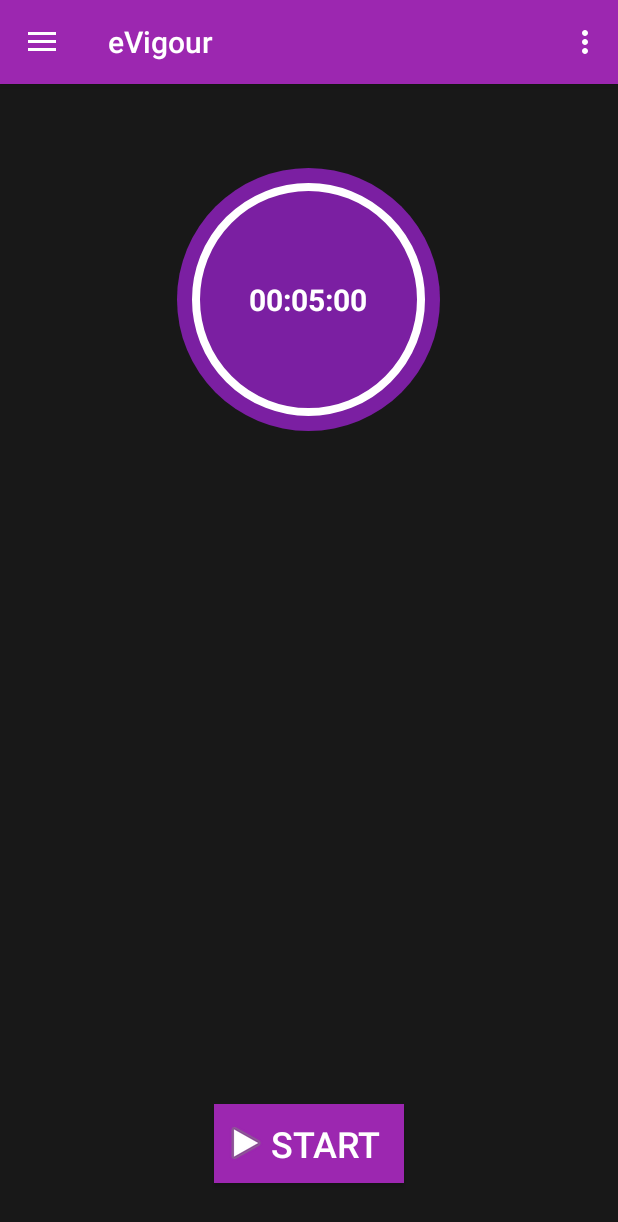
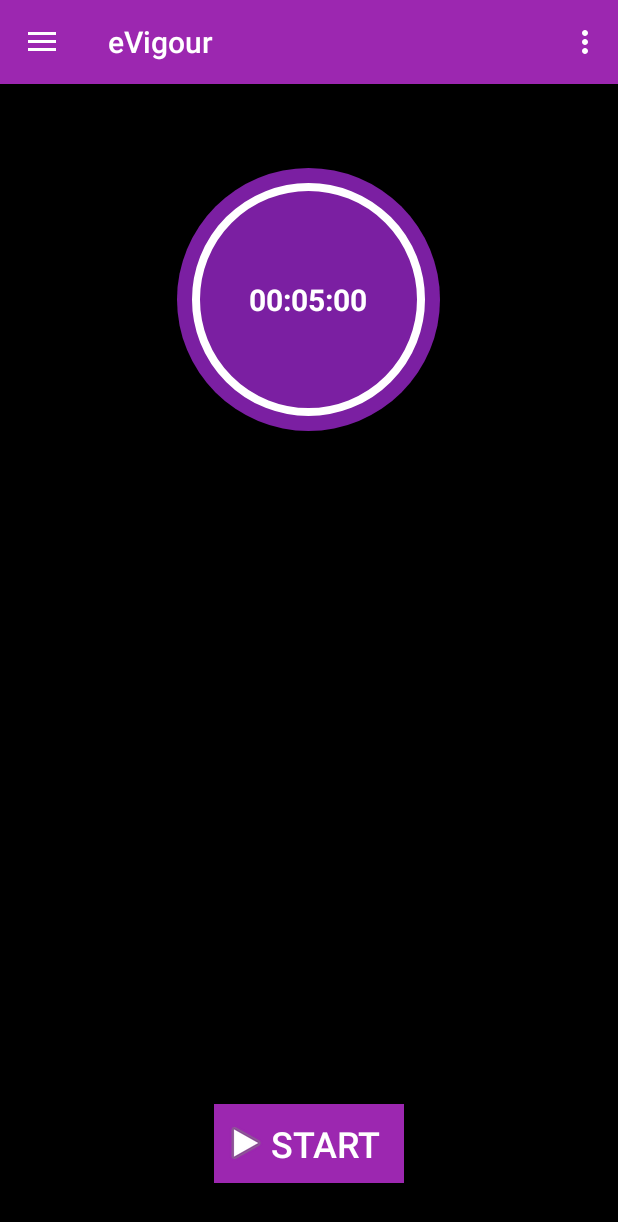
Before and after one commit to andela-shassan/eVigour, an Android app: the screen it shows after launch (MainActivity), on a phone screen of 412 x 824 dp. Shown: the top 1222 px of the screen. Run offline under Robolectric (Android 15) with nearby library versions, the phone set to English and light mode, and no system bars; libraries missing offline, so code that uses them is left out: nl.qbusict.cupboard; 3 statements that could not run were skipped.

Commit message:
Add the necessary Style, String, Color  and other files

```diff
--- a/app/build.gradle
+++ b/app/build.gradle
@@ -20,6 +20,11 @@ android {
         }
     }
 }
+
+repositories {
+    maven { url "https://jitpack.io" }
+}
+
 
 //robolectric testing companion
 repositories {
@@ -46,4 +51,5 @@ dependencies {
     compile 'com.github.bumptech.glide:glide:3.6.0'
     compile 'com.diogobernardino:williamchart:2.2'
     compile 'com.jjoe64:graphview:4.0.1'
+    compile 'com.github.PhilJay:MPAndroidChart:v2.2.3'
 }
--- a/app/src/main/res/layout/activity_main.xml
+++ b/app/src/main/res/layout/activity_main.xml
@@ -1,11 +1,13 @@
 <?xml version="1.0" encoding="utf-8"?>
-<android.support.v4.widget.DrawerLayout xmlns:android="http://schemas.android.com/apk/res/android"
+<android.support.v4.widget.DrawerLayout
+    xmlns:android="http://schemas.android.com/apk/res/android"
     xmlns:app="http://schemas.android.com/apk/res-auto"
     xmlns:tools="http://schemas.android.com/tools"
     android:id="@+id/drawer_layout"
     android:layout_width="match_parent"
     android:layout_height="match_parent"
     android:fitsSystemWindows="true"
+    android:background="#99000000"
     tools:openDrawer="start">
 
     <include
@@ -15,11 +17,16 @@
 
     <android.support.design.widget.NavigationView
         android:id="@+id/nav_view"
-        android:layout_width="wrap_content"
+        app:itemTextColor="@color/eVigourPrimaryText"
+        android:layout_width="275dp"
         android:layout_height="match_parent"
         android:layout_gravity="start"
         android:fitsSystemWindows="true"
         app:headerLayout="@layout/nav_header_main"
+        app:itemIconTint="@color/colorPrimary"
         app:menu="@menu/activity_main_drawer" />
 
 </android.support.v4.widget.DrawerLayout>
+<!--
+
+    android:background="#B3000000"-->
--- a/app/src/main/res/layout/content_main.xml
+++ b/app/src/main/res/layout/content_main.xml
@@ -5,7 +5,6 @@
     xmlns:tools="http://schemas.android.com/tools"
     android:layout_width="match_parent"
     android:layout_height="match_parent"
-    android:background="#E6000000"
     android:paddingBottom="@dimen/activity_vertical_margin"
     android:paddingLeft="@dimen/activity_horizontal_margin"
     android:paddingRight="@dimen/activity_horizontal_margin"
@@ -46,14 +45,14 @@
         android:id="@+id/start_btn"
         android:layout_width="wrap_content"
         android:layout_height="wrap_content"
-        android:text="Start"
+        android:text="START"
         android:background="@color/colorPrimary"
         android:textSize="24sp"
         android:paddingRight="16dp"
         android:paddingEnd="16dp"
         android:paddingTop="10dp"
         android:paddingBottom="10dp"
-        android:textColor="@color/primary_text"
+        android:textColor="@color/eVigourPrimaryText"
         android:paddingLeft="5dp"
         android:hapticFeedbackEnabled="true"
         android:layout_marginBottom="25dp"
@@ -67,14 +66,14 @@
         android:id="@+id/cancel_btn"
         android:layout_width="wrap_content"
         android:layout_height="wrap_content"
-        android:text=" Cancel"
+        android:text=" CANCEL"
         android:background="#ff0000"
         android:textSize="24sp"
         android:paddingRight="16dp"
         android:paddingEnd="16dp"
         android:paddingTop="10dp"
         android:paddingBottom="10dp"
-        android:textColor="@color/primary_text"
+        android:textColor="@color/eVigourPrimaryText"
         android:paddingLeft="5dp"
         android:visibility="gone"
         android:hapticFeedbackEnabled="true"
@@ -89,8 +88,8 @@
         android:id="@+id/done_btn"
         android:layout_width="wrap_content"
         android:layout_height="wrap_content"
-        android:text=" Done "
-        android:background="@color/primary_text"
+        android:text=" DONE "
+        android:background="@color/eVigourPrimaryText"
         android:textSize="24sp"
         android:paddingRight="16dp"
         android:paddingEnd="16dp"
--- a/app/src/main/res/layout/number_picker.xml
+++ b/app/src/main/res/layout/number_picker.xml
@@ -15,3 +15,7 @@
     </NumberPicker>
 
 </LinearLayout>
+
+<!--
+
+    android:background="#E6000000"-->
--- a/app/src/main/res/menu/activity_main_drawer.xml
+++ b/app/src/main/res/menu/activity_main_drawer.xml
@@ -10,10 +10,6 @@
             android:id="@+id/nav_settings"
             android:icon="@drawable/settings"
             android:title="Settings" />
-        <item
-            android:id="@+id/nav_help"
-            android:icon="@drawable/help"
-            android:title="Help" />
     </group>
 
 
--- a/app/src/main/res/menu/main.xml
+++ b/app/src/main/res/menu/main.xml
@@ -5,5 +5,6 @@
         android:id="@+id/action_settings"
         android:orderInCategory="100"
         android:title="@string/action_settings"
+        android:icon="@drawable/action_settings"
         app:showAsAction="never" />
 </menu>
--- a/app/src/main/res/values-v21/styles.xml
+++ b/app/src/main/res/values-v21/styles.xml
@@ -1,9 +1,20 @@
 <resources>>
 
-    <style name="AppTheme.NoActionBar">
+    <style name="AppTheme.NoActionBar" parent="Theme.AppCompat.DayNight.DarkActionBar">
         <item name="windowActionBar">false</item>
         <item name="windowNoTitle">true</item>
         <item name="android:windowDrawsSystemBarBackgrounds">true</item>
         <item name="android:statusBarColor">@android:color/transparent</item>
     </style>
+
+    <style name="AppTheme" parent="AppTheme">
+        <!-- Customize your theme here. -->
+        <item name="colorPrimary">@color/colorPrimary</item>
+        <item name="colorPrimaryDark">@color/colorPrimaryDark</item>
+        <item name="colorAccent">@color/colorAccent</item>
+        <item name="android:colorForeground">@color/foreground_material_light</item>
+        <item name="android:colorBackground">@color/background_material_light</item>
+        <item name="android:textColorPrimary">@color/abc_primary_text_material</item>
+        <item name="android:windowBackground">@color/colorBackground</item>
+    </style>
 </resources>
--- a/app/src/main/res/values/colors.xml
+++ b/app/src/main/res/values/colors.xml
@@ -4,8 +4,15 @@
     <color name="colorPrimaryDark">#7B1FA2</color>
     <color name="primary_light">#E1BEE7</color>
     <color name="colorAccent">#448AFF</color>
-    <color name="primary_text">#FFFFFF</color>
+    <color name="primary_text">#000000</color>
     <color name="secondary_text">#727272</color>
-    <color name="icons">#FFFFFF</color>
-    <color name="divider">#B6B6B6</color>
+    <color name="background_material_light">#fafafa</color>
+    <color name="colorBackground">#d9000000</color>
+    <color name="eVigourColorPrimary">#9c27b0</color>
+    <color name="eVigourColorPrimaryDark">#7b1fa2</color>
+    <color name="eVigourColorAccent">#448aff</color>
+    <color name="eVigourBackground">#e6000000</color>
+    <color name="eVigourPrimaryText">#FFFFFF</color>
+    <color name="eVigourPrimaryTextInverse">#000000</color>
+    <color name="foreground_material_dark">#0d0c0c</color>
 </resources>
--- a/app/src/main/res/values/strings.xml
+++ b/app/src/main/res/values/strings.xml
@@ -45,6 +45,8 @@
     <string name="pref_title_vibrate">Vibrate</string>
     <string name="pref_number_of_push_up_title">Number of Push Up</string>
     <string name="pref_push_up_duration_default">5</string>
-    <string name="pref_daily_reminder">Daily Reminder</string>
+    <string name="pref_daily_reminder">Remind Me</string>
     <string name="evigour_default_ringtone">content://settings/system/notification_sound</string>
+    <string name="pref_push_up_reminder_default">1</string>
+    <string name="pref_push_up_reminder_interval">Reminder Interval</string>
 </resources>
--- a/app/src/main/res/values/styles.xml
+++ b/app/src/main/res/values/styles.xml
@@ -6,15 +6,41 @@
         <item name="colorPrimary">@color/colorPrimary</item>
         <item name="colorPrimaryDark">@color/colorPrimaryDark</item>
         <item name="colorAccent">@color/colorAccent</item>
+        <item name="android:popupMenuStyle">@style/PopupMenuListView</item>
     </style>
 
-    <style name="AppTheme.NoActionBar">
+    <style name="AppTheme.NoActionBar" parent="Theme.AppCompat.Light.DarkActionBar">
         <item name="windowActionBar">false</item>
         <item name="windowNoTitle">true</item>
     </style>
 
-    <style name="AppTheme.AppBarOverlay" parent="ThemeOverlay.AppCompat.Dark.ActionBar" />
+    <style name="AppTheme.eOthers" parent="eVigour.Theme">
+        <item name="windowActionBar">false</item>
+        <item name="windowNoTitle">true</item>
+    </style>
 
-    <style name="AppTheme.PopupOverlay" parent="ThemeOverlay.AppCompat.Light" />
+    <style name="AppTheme.AppBarOverlay" parent="ThemeOverlay.AppCompat.Dark.ActionBar" >
+        <item name="android:popupBackground">@android:color/background_dark</item>
+    </style>
+
+    <style name="AppTheme.PopupOverlay" parent="ThemeOverlay.AppCompat.Light" >
+        <item name="android:popupBackground">@android:color/background_dark</item>
+    </style>
+
+    <style name="PopupMenuListView" parent="Theme.AppCompat.Light.DarkActionBar">
+        <item name="android:popupBackground">@android:color/background_dark</item>
+    </style>
+
+    <style name="eVigour.Theme" parent="Theme.AppCompat.NoActionBar" >
+        <item name="colorPrimary">@color/eVigourColorPrimary</item>
+        <item name="colorPrimaryDark">@color/eVigourColorPrimaryDark</item>
+        <item name="colorAccent">@color/eVigourColorAccent</item>
+        <item name="android:colorBackground">@color/eVigourBackground</item>
+        <item name="android:windowBackground">@color/colorBackground</item>
+        <item name="android:textColor">@color/eVigourPrimaryText</item>
+        <item name="android:textColorPrimaryInverse">@color/eVigourPrimaryTextInverse</item>
+        <item name="android:colorForeground">@color/eVigourBackground</item>
+        <item name="android:popupMenuStyle">@style/PopupMenuListView</item>
+    </style>
 
 </resources>
```
Also changed, not shown: app/src/main/AndroidManifest.xml (+32 -3 lines), app/src/main/res/layout/activity_report_graph.xml (+24 -8 lines), app/src/main/res/layout/nav_header_main.xml (+0 -8 lines), app/src/main/res/layout/toolbar.xml (+10 -4 lines), app/src/main/res/xml/pref_general.xml (+20 -1 lines), app/src/main/res/xml/pref_headers.xml (+4 -6 lines), app/src/main/res/drawable/info.png, app/src/main/res/drawable/notify.png, 1 other file.
